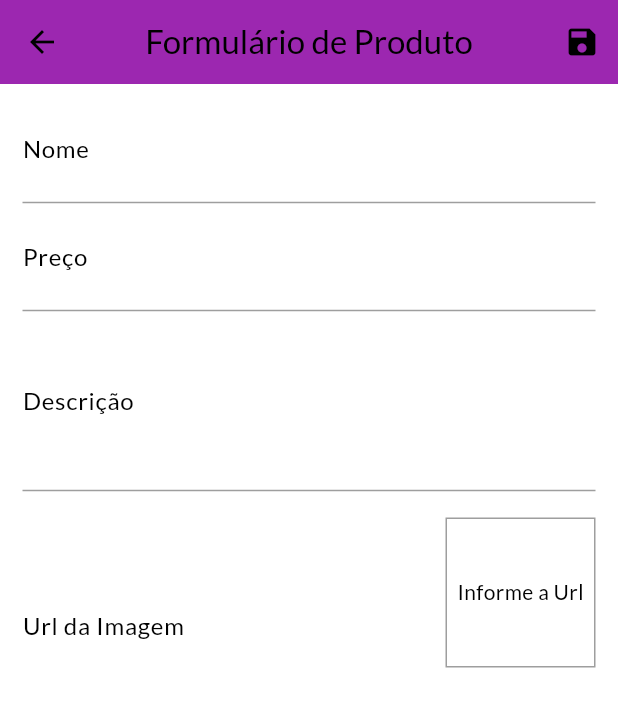
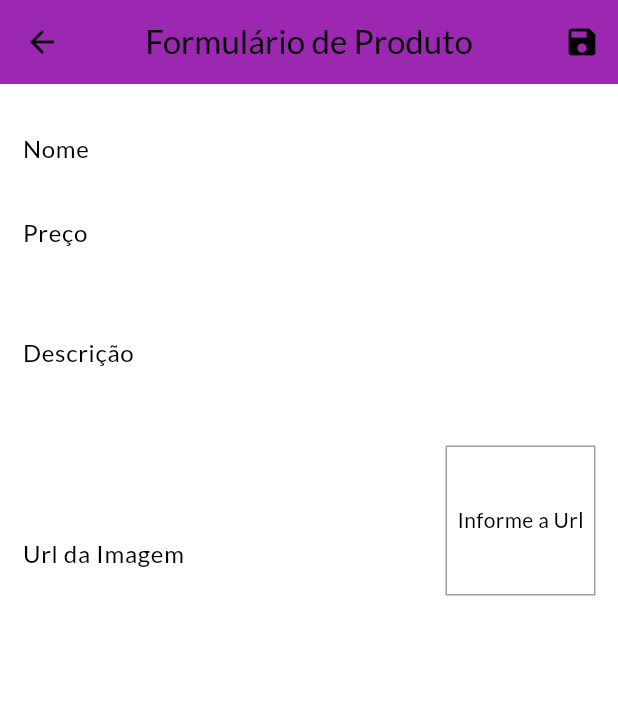
Before and after one commit to ErickNunnes/shop, a Flutter app: the ProductsPage screen opened by its route, after a tap on the "add" icon, on a phone screen of 412 x 824 dp. Shown: the top 707 px of the screen. Run offline on Flutter 3.47's test engine with Material 3 defaults, Android fonts, the phone set to English and light mode, and no system bars; network calls fail.

Commit message:
atualizaçoes

```diff
--- a/lib/models/product_list.dart
+++ b/lib/models/product_list.dart
@@ -5,11 +5,9 @@ import 'package:flutter/material.dart';
 import 'package:http/http.dart' as http;
 import 'package:shop/data/dummy_data.dart';
 import 'package:shop/models/product.dart';
-import 'package:shop/utils/constants.dart';
 
 class ProductList with ChangeNotifier {
-  final _baseUrl = Constants.productBaseUrl;
-
+  final _baseUrl = 'https://shop-cod3r-e7ae7-default-rtdb.firebaseio.com';
   final List<Product> _items = dummyProducts;
 
   List<Product> get items => [..._items];
@@ -41,8 +39,7 @@ class ProductList with ChangeNotifier {
   Future<void> addProduct(Product product) {
     final future = http.post(
       Uri.parse('$_baseUrl/products.json'),
-      body: jsonEncode(
-        {
+      body: jsonEncode({
         "name": product.name,
         "description": product.description,
         "price": product.price,
@@ -51,7 +48,6 @@ class ProductList with ChangeNotifier {
         },
       ),
     );
-
     return future.then<void>((response) {
       final id = jsonDecode(response.body)['name'];
       _items.add(Product(
@@ -64,6 +60,7 @@ class ProductList with ChangeNotifier {
         ));
     notifyListeners();
     });
+
   }
 
   Future<void> updateProduct(Product product) {
@@ -73,7 +70,6 @@ class ProductList with ChangeNotifier {
       _items[index] = product;
       notifyListeners();
     }
-
     return Future.value();
   }
 
--- a/lib/pages/counter_page.dart
+++ b/lib/pages/counter_page.dart
@@ -19,6 +19,7 @@ class _CounterPageState extends State<CounterPage> {
         centerTitle: true,
         title: const Text('Exemplo Contador'),
       ),
+      backgroundColor: Colors.white,
       body: Column(
         children: [
           Text(provider?.state.value.toString() ?? '0'),
--- a/lib/pages/product_form_page.dart
+++ b/lib/pages/product_form_page.dart
@@ -88,6 +88,7 @@ class _ProductFormPageState extends State<ProductFormPage> {
       setState(() => _isLoading = false);
       Navigator.of(context).pop();
     });
+
   }
 
   @override
@@ -125,16 +126,18 @@ class _ProductFormPageState extends State<ProductFormPage> {
                 onSaved: (name) => _formData['name'] = name ?? '',
                 validator: (_name) {
                   final name = _name ?? '';
+
                   if (name.trim().isEmpty) {
                     return 'Nome é obrigatório.';
                   }
+
                   if (name.trim().length < 3) {
                     return 'Nome precisa no mínimo de 3 letras.';
                   }
+
                   return null;
                 },
               ),
-                    const Divider(color: Colors.grey,),
               TextFormField(
                 initialValue: _formData['price']?.toString(),
                 decoration: const InputDecoration(labelText: 'Preço'),
@@ -160,7 +163,6 @@ class _ProductFormPageState extends State<ProductFormPage> {
                   return null;
                 },
               ),
-                    const Divider(color: Colors.grey,),
               TextFormField(
                 initialValue: _formData['description']?.toString(),
                 decoration: const InputDecoration(labelText: 'Descrição'),
@@ -183,14 +185,13 @@ class _ProductFormPageState extends State<ProductFormPage> {
                   return null;
                 },
               ),
-                    const Divider(color: Colors.grey,),
               Row(
                 crossAxisAlignment: CrossAxisAlignment.end,
                 children: [
                   Expanded(
                     child: TextFormField(
-                            decoration: const InputDecoration(
-                                labelText: 'Url da Imagem'),
+                      decoration:
+                          const InputDecoration(labelText: 'Url da Imagem'),
                       keyboardType: TextInputType.url,
                       textInputAction: TextInputAction.done,
                       focusNode: _imageUrlFocus,
@@ -207,11 +208,8 @@ class _ProductFormPageState extends State<ProductFormPage> {
 
                         return null;
                       },
-
                     ),
-
                   ),
-                        const Divider(color: Colors.grey,),
                   Container(
                     height: 100,
                     width: 100,
--- a/lib/pages/products_overview_page.dart
+++ b/lib/pages/products_overview_page.dart
@@ -25,8 +25,8 @@ class _ProductsOverviewPageState extends State<ProductsOverviewPage> {
   Widget build(BuildContext context) {
     return Scaffold(
       appBar: AppBar(
+        backgroundColor: Colors.purple,
         centerTitle: true,
-        backgroundColor: Colors.purple,
         title: const Text('Minha Loja'),
         actions: [
           PopupMenuButton(
--- a/lib/pages/products_page.dart
+++ b/lib/pages/products_page.dart
@@ -25,8 +25,8 @@ class ProductsPage extends StatelessWidget {
           )
         ],
       ),
+      backgroundColor: Colors.white,
       drawer: const AppDrawer(),
-      backgroundColor: Colors.white,
       body: Padding(
         padding: const EdgeInsets.all(8),
         child: ListView.builder(
--- a/lib/utils/constants.dart
+++ /dev/null
@@ -1,4 +0,0 @@
-class Constants {
-  static const productBaseUrl =
-      'https://shop-cod3r-c70a4-default-rtdb.firebaseio.com';
-}
```
Also changed, not shown: lib/exceptions/http_exception.dart (deleted, +0 -14 lines). Lines whose indentation alone changed are shown as unchanged.
